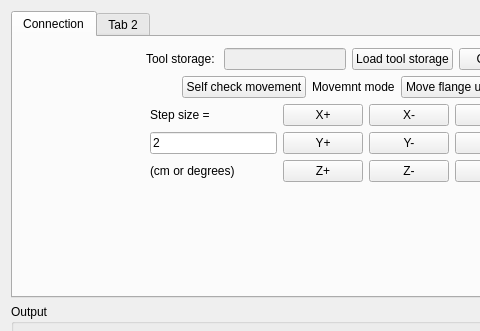
This is Plugins/org.mitk.lancet.kukarobotcontrol/src/internal/KukaRobotControlControls.ui in zhaomengxiao/LancetMITK-Adition as Qt 5 draws it before an edit; both pictures show x 0 to 480 and y 0 to 331 of the 771 by 601 pixel window. The edited form follows.
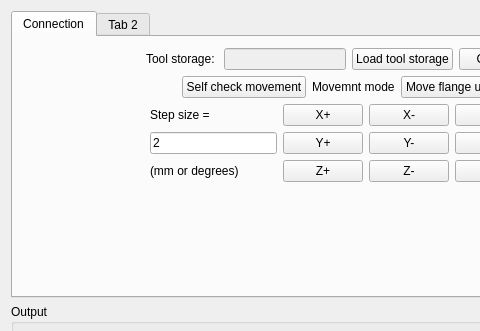
This is the edited form.

Commit message: Fix (KukaControl): length unit change

Diff of the .ui file:
```diff
--- a/Plugins/org.mitk.lancet.kukarobotcontrol/src/internal/KukaRobotControlControls.ui
+++ b/Plugins/org.mitk.lancet.kukarobotcontrol/src/internal/KukaRobotControlControls.ui
@@ -209,7 +209,7 @@
          <item row="3" column="1">
           <widget class="QLabel" name="label_5">
            <property name="text">
-            <string>(cm or degrees)</string>
+            <string>(mm or degrees)</string>
            </property>
           </widget>
          </item>
```
